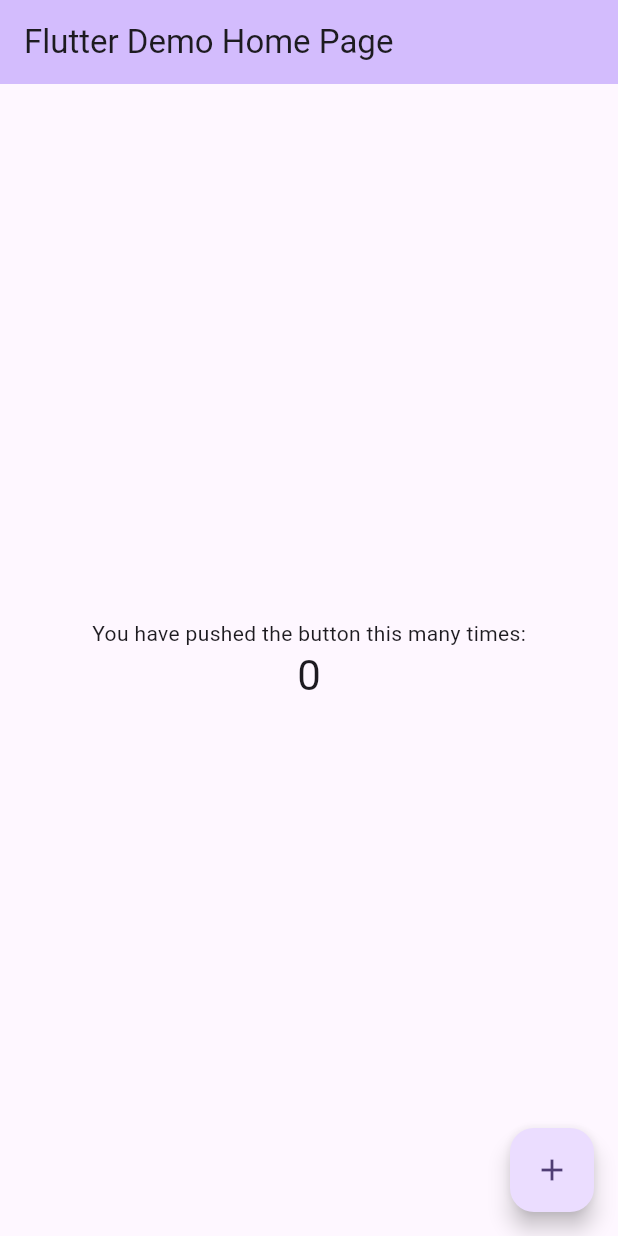
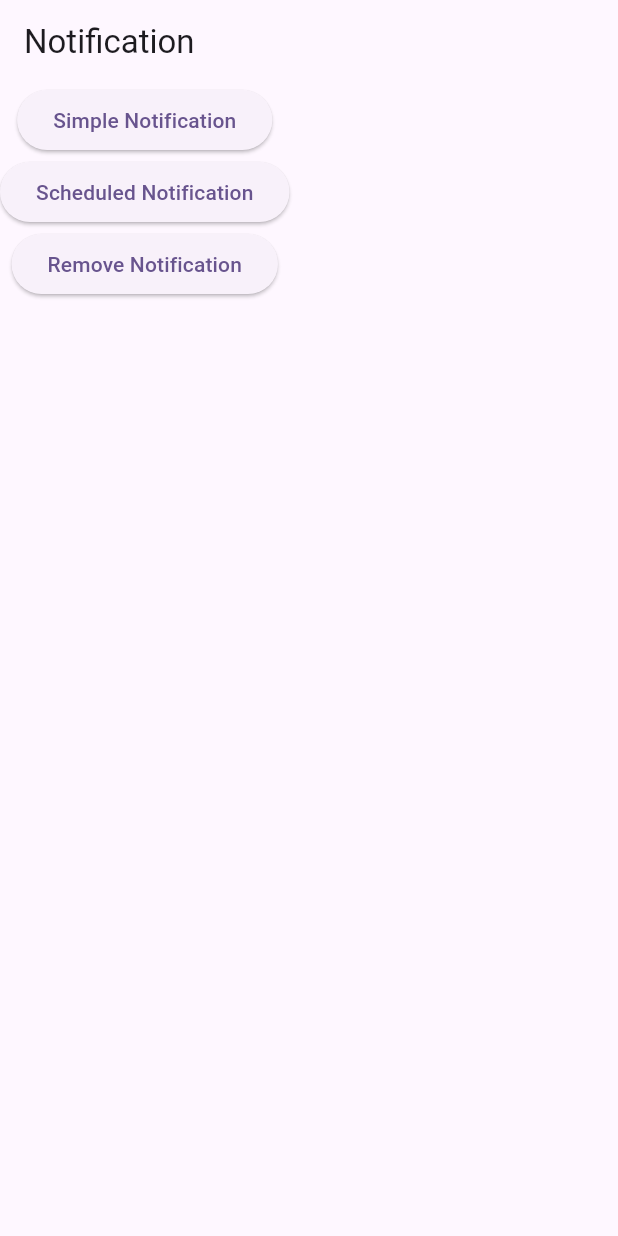
Before and after one commit to salim2468/flutter_animation-project-name, a Flutter app: the screen it shows after launch, on a phone screen of 412 x 824 dp. Run offline on Flutter 3.47's test engine with Material 2 defaults, Android fonts, the phone set to English and light mode, and no system bars; our stand-ins replace flutter_local_notifications.

Commit message:
notification not working even after all coding

```diff
--- a/lib/config/dio_client.dart
+++ /dev/null
@@ -1,5 +0,0 @@
-// import 'package:dio/dio.dart';
-
-// class DioClient {
-//   Dio dio = new Dio();
-// }
--- a/lib/constant/url.dart
+++ /dev/null
@@ -1,3 +0,0 @@
-import 'package:flutter/material.dart';
-
-String uri = 'http://192.168.101.4:3000';
--- a/lib/main.dart
+++ b/lib/main.dart
@@ -1,4 +1,5 @@
 import 'package:flutter/material.dart';
+import 'package:flutter_animation/pages/notification_page.dart';
 
 void main() {
   runApp(const MyApp());
@@ -16,54 +17,7 @@ class MyApp extends StatelessWidget {
         colorScheme: ColorScheme.fromSeed(seedColor: Colors.deepPurple),
         useMaterial3: true,
       ),
-      home: const MyHomePage(title: 'Flutter Demo Home Page'),
+      home: NotificationPage(),
     );
   }
 }
-
-class MyHomePage extends StatefulWidget {
-  const MyHomePage({super.key, required this.title});
-  final String title;
-
-  @override
-  State<MyHomePage> createState() => _MyHomePageState();
-}
-
-class _MyHomePageState extends State<MyHomePage> {
-  int _counter = 0;
-
-  void _incrementCounter() {
-    setState(() {
-      _counter++;
-    });
-  }
-
-  @override
-  Widget build(BuildContext context) {
-    return Scaffold(
-      appBar: AppBar(
-        backgroundColor: Theme.of(context).colorScheme.inversePrimary,
-        title: Text(widget.title),
-      ),
-      body: Center(
-        child: Column(
-          mainAxisAlignment: MainAxisAlignment.center,
-          children: <Widget>[
-            const Text(
-              'You have pushed the button this many times:',
-            ),
-            Text(
-              '$_counter',
-              style: Theme.of(context).textTheme.headlineMedium,
-            ),
-          ],
-        ),
-      ),
-      floatingActionButton: FloatingActionButton(
-        onPressed: _incrementCounter,
-        tooltip: 'Increment',
-        child: const Icon(Icons.add),
-      ),
-    );
-  }
-}
--- /dev/null
+++ b/lib/pages/notification_page.dart
@@ -0,0 +1,41 @@
+import 'package:flutter/material.dart';
+
+import '../api/notification_api.dart';
+
+class NotificationPage extends StatelessWidget {
+  NotificationPage({super.key});
+  NotificationApi notificationApi = NotificationApi();
+
+  void simpleNotification() {
+    notificationApi.showNotification(
+        title: 'Viber', body: 'New message from ABC', payload: 'sarah.abs');
+  }
+
+  @override
+  Widget build(BuildContext context) {
+    return Scaffold(
+      appBar: AppBar(
+        title: const Text('Notification'),
+      ),
+      body: Column(
+        children: [
+          ElevatedButton(
+            onPressed: () {
+              NotificationApi().showNotification(
+                  title: 'Viber', body: 'New message from ABC');
+            },
+            child: const Text('Simple Notification'),
+          ),
+          ElevatedButton(
+            onPressed: () {},
+            child: const Text('Scheduled Notification'),
+          ),
+          ElevatedButton(
+            onPressed: () {},
+            child: const Text('Remove Notification'),
+          ),
+        ],
+      ),
+    );
+  }
+}
--- a/pubspec.yaml
+++ b/pubspec.yaml
@@ -31,7 +31,7 @@ dependencies:
   flutter:
     sdk: flutter
 
-
+  flutter_local_notifications: ^15.1.1
   # The following adds the Cupertino Icons font to your application.
   # Use with the CupertinoIcons class for iOS style icons.
   cupertino_icons: ^1.0.2
```
Also changed, not shown: lib/api/notification_api.dart (added, +52 -0 lines), lib/common/button.dart (deleted, +0 -36 lines), lib/common/text_form_field.dart (deleted, +0 -57 lines), lib/constant/colors.dart (deleted, +0 -9 lines), lib/pages/login_page.dart (deleted), lib/pages/register_page.dart (deleted), lib/widgets/clickable_text.dart (deleted), pubspec.lock, 12 other files.
